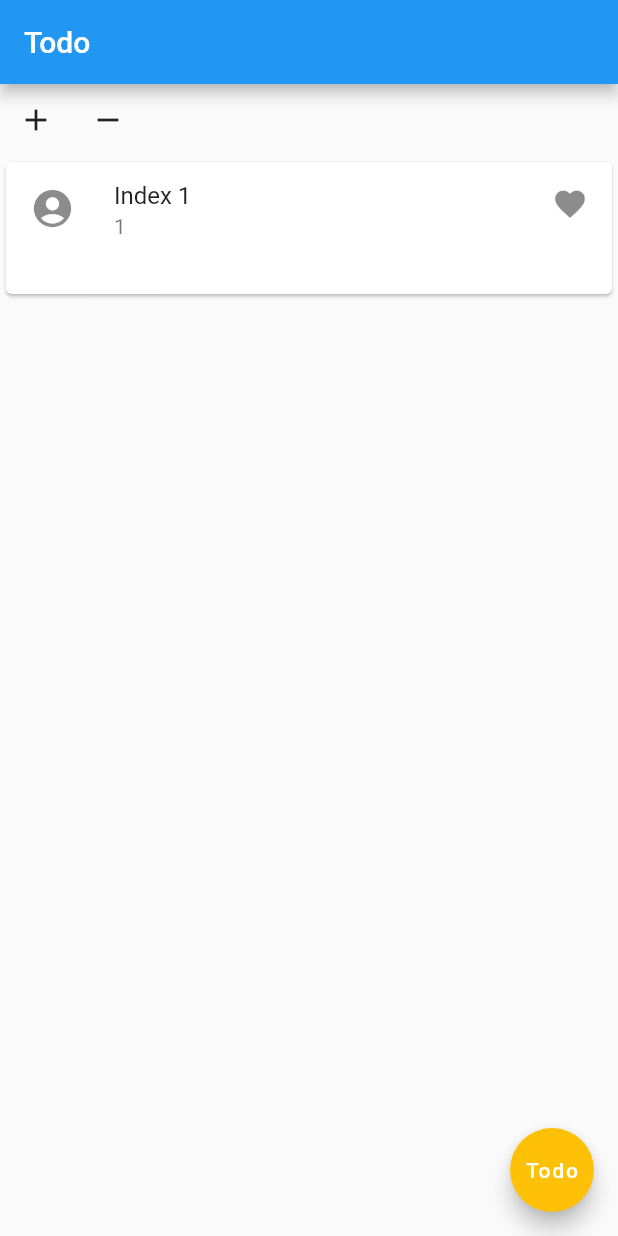
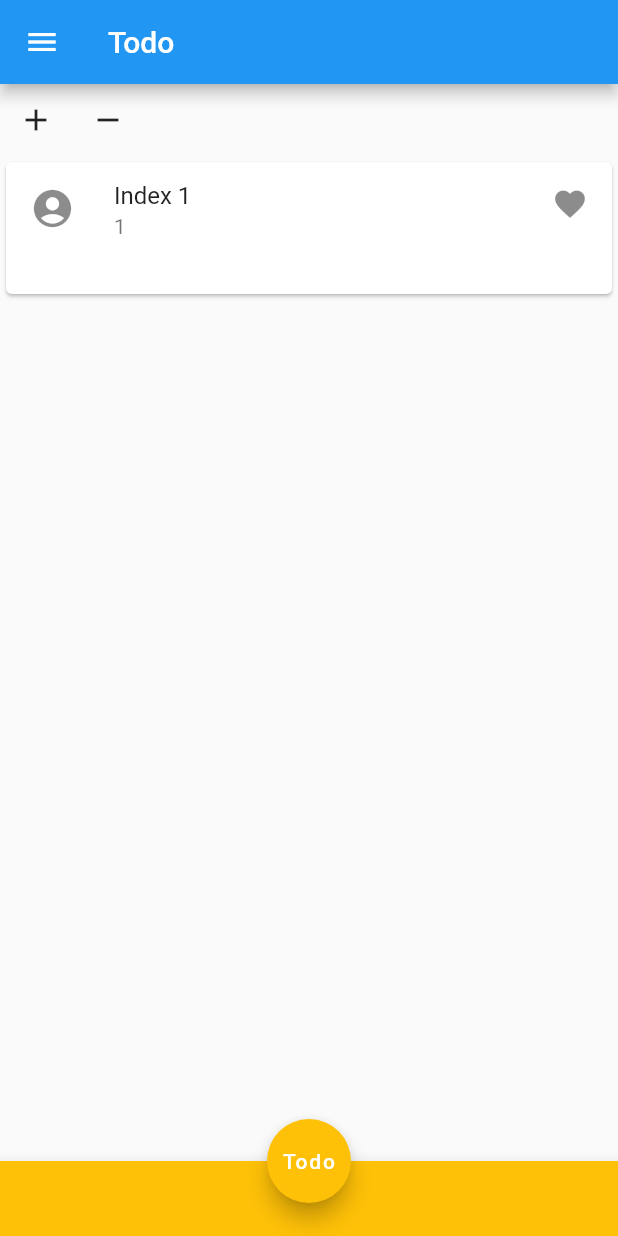
Before and after one commit to mithublue/flutter-todo, a Flutter app: the screen it shows after launch, on a phone screen of 412 x 824 dp. Run offline on Flutter 3.47's test engine with Material 2 defaults, Android fonts, the phone set to English and light mode, and no system bars.

Commit message:
drawer, drawer img

```diff
--- a/lib/main.dart
+++ b/lib/main.dart
@@ -78,6 +78,13 @@ class _ListViewWidgetState extends State<ListViewWidget> {
           ),
         ]
       ),
+      bottomNavigationBar: BottomAppBar(
+        child: Container(
+          color: Colors.amber,
+          height: 50,
+        ),
+      ),
+      floatingActionButtonLocation: FloatingActionButtonLocation.centerDocked,
       floatingActionButton: FloatingActionButton(onPressed: (){
         showDialog(
           context: context,
@@ -111,6 +118,49 @@ class _ListViewWidgetState extends State<ListViewWidget> {
         backgroundColor: Colors.amber,
         child: Text("Todo"),
       ),
+      drawer: Drawer(
+        child: ListView(
+          padding: EdgeInsets.zero,
+          children: <Widget>[
+            UserAccountsDrawerHeader(
+                decoration: BoxDecoration(color: Colors.white),
+                currentAccountPicture: new CircleAvatar(
+                  radius: 50.0,
+                  backgroundColor: const Color(0xFF778899),
+                  backgroundImage:
+                  NetworkImage("http://tineye.com/images/widgets/mona.jpg"),
+                ),
+                accountName: null, accountEmail: null),
+            DrawerHeader(
+                child: Text('Drawer Header'),
+              decoration: BoxDecoration(
+                color: Colors.lightBlue
+              ),
+            ),
+            Padding(
+              padding: EdgeInsets.fromLTRB(10,0,10,0),
+              child: ListTile(
+                title: Text('List Item 1'),
+                onTap: (){},
+              ),
+            ),
+            Padding(
+              padding: EdgeInsets.fromLTRB(10,0,10,0),
+              child: ListTile(
+                title: Text('List Item 2'),
+                onTap: (){},
+              ),
+            ),
+            Padding(
+              padding: EdgeInsets.fromLTRB(10,0,10,0),
+              child: ListTile(
+                title: Text('List Item 3'),
+                onTap: (){},
+              ),
+            ),
+          ],
+        ),
+      ),
     );
   }
 }
```
